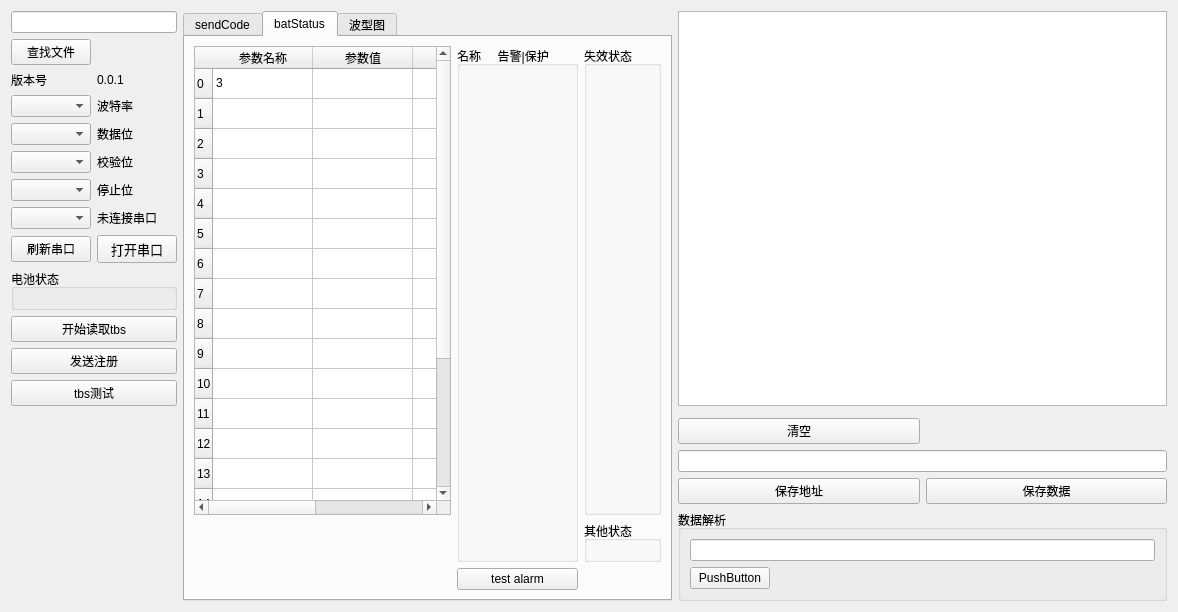
Above: qtproj/widget.ui from Fboxtt/qt_proj before the change. Below: the same form after it.
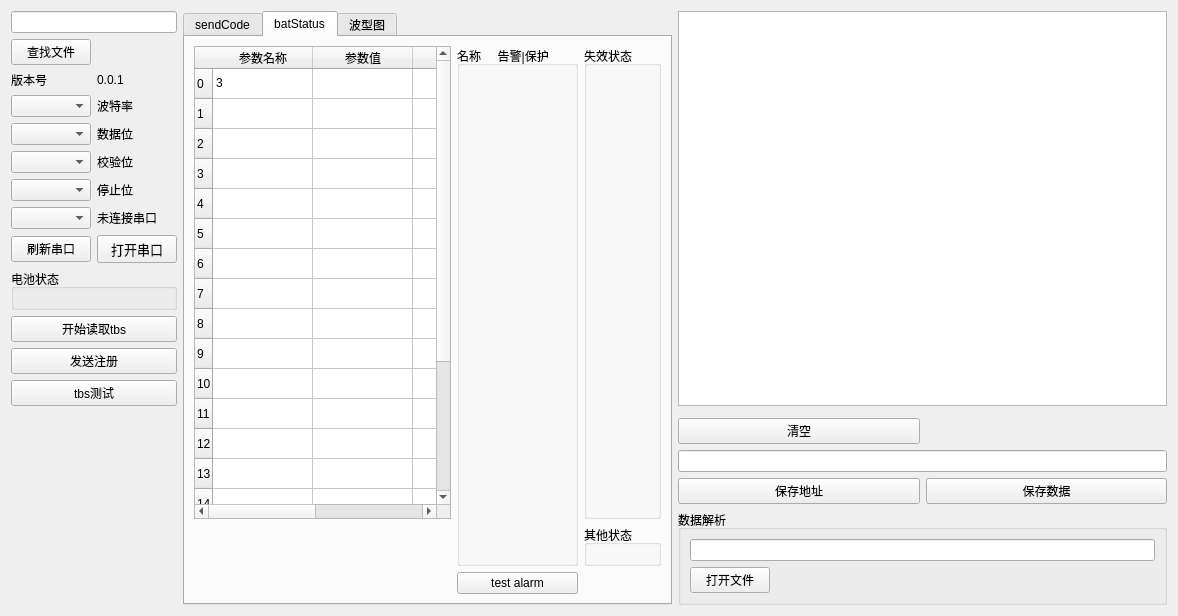
That is the form after the change.

Commit message: 增加打开csv文件按钮，可以读取csv文件内容，并将数据生成波形图和table状态

```diff
--- a/qtproj/widget.ui
+++ b/qtproj/widget.ui
@@ -92,7 +92,7 @@
         <item row="1" column="0">
          <widget class="QPushButton" name="pushButton">
           <property name="text">
-           <string>PushButton</string>
+           <string>打开文件</string>
           </property>
          </widget>
         </item>
```
The commit also changes 6 other files.
